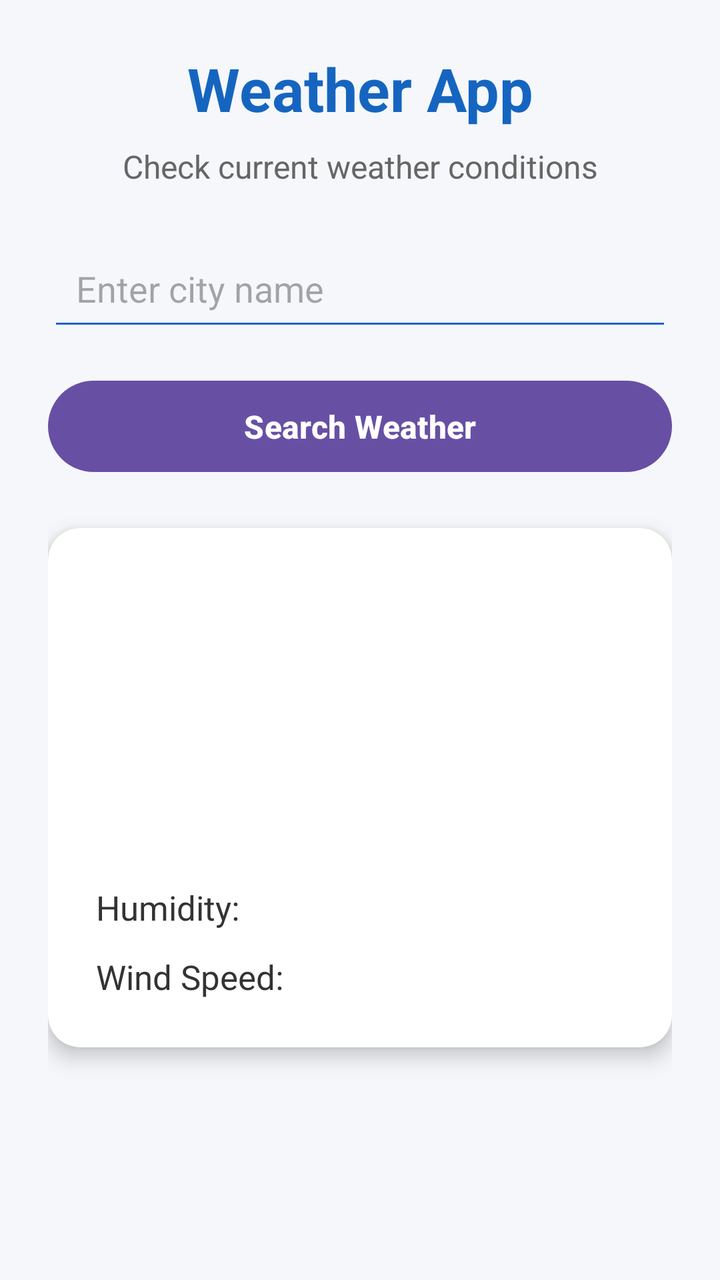
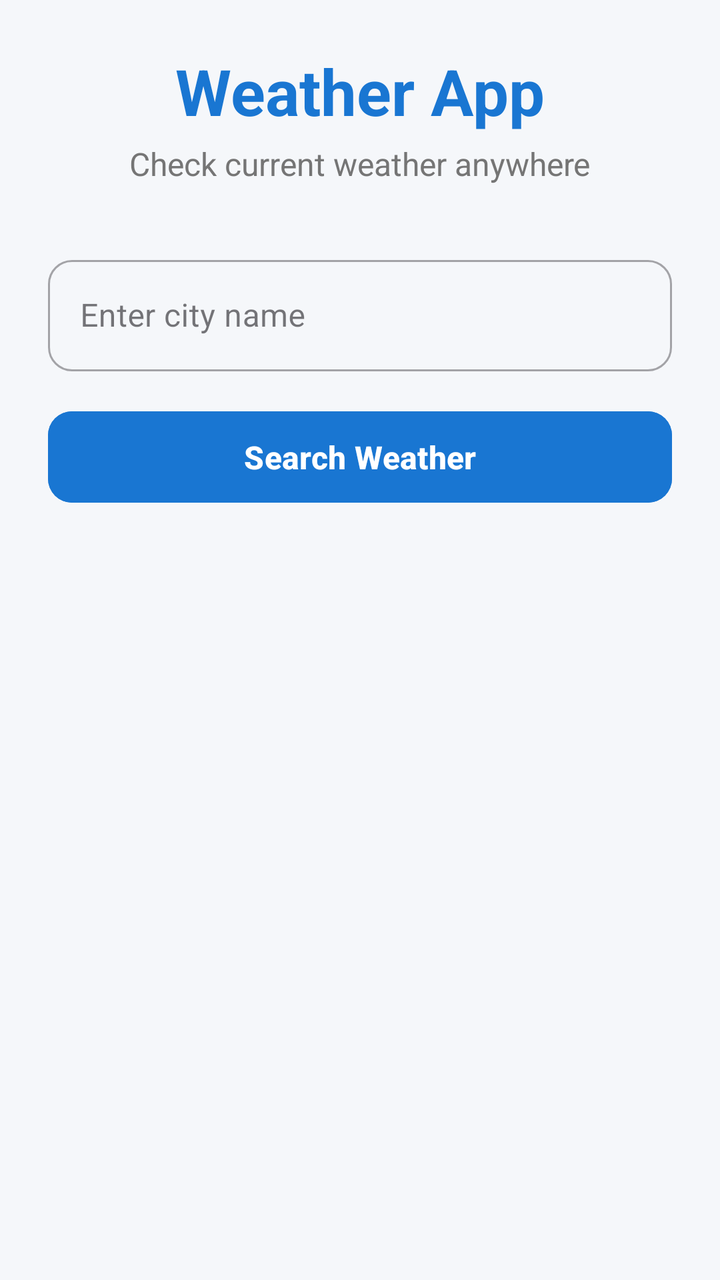

The first picture is an Android layout as it rendered before a commit; the second is the same layout after the commit. The layout source and the unified diff follow.
<!-- AndroidManifest.xml: application theme Theme.WeatherApp -->
<!-- res/layout/activity_main.xml -->
<?xml version="1.0" encoding="utf-8"?>
<ScrollView xmlns:android="http://schemas.android.com/apk/res/android"
    xmlns:app="http://schemas.android.com/apk/res-auto"
    android:layout_width="match_parent"
    android:layout_height="match_parent"
    android:background="#F5F7FA">

    <LinearLayout
        android:layout_width="match_parent"
        android:layout_height="wrap_content"
        android:orientation="vertical"
        android:padding="24dp">

        
        <TextView
            android:id="@+id/tvTitle"
            android:layout_width="match_parent"
            android:layout_height="wrap_content"
            android:layout_marginBottom="8dp"
            android:gravity="center"
            android:text="Weather App"
            android:textColor="#1565C0"
            android:textSize="30sp"
            android:textStyle="bold" />

        
        <TextView
            android:id="@+id/tvSubtitle"
            android:layout_width="match_parent"
            android:layout_height="wrap_content"
            android:layout_marginBottom="24dp"
            android:gravity="center"
            android:text="Check current weather conditions"
            android:textColor="#666666"
            android:textSize="16sp" />

        
        <EditText
            android:id="@+id/etCity"
            android:layout_width="match_parent"
            android:layout_height="wrap_content"
            android:layout_marginBottom="16dp"
            android:backgroundTint="#1565C0"
            android:hint="Enter city name"
            android:inputType="textCapWords"
            android:padding="14dp" />

        
        <Button
            android:id="@+id/btnSearch"
            android:layout_width="match_parent"
            android:layout_height="wrap_content"
            android:layout_marginBottom="24dp"
            android:padding="12dp"
            android:text="Search Weather"
            android:textSize="16sp"
            android:textStyle="bold" />

        
        <androidx.cardview.widget.CardView
            android:id="@+id/weatherCard"
            android:layout_width="match_parent"
            android:layout_height="wrap_content"
            android:layout_marginBottom="16dp"
            android:visibility="visible"
            app:cardCornerRadius="16dp"
            app:cardElevation="6dp">

            <LinearLayout
                android:layout_width="match_parent"
                android:layout_height="wrap_content"
                android:orientation="vertical"
                android:padding="24dp">

                
                <TextView
                    android:id="@+id/tvCity"
                    android:layout_width="match_parent"
                    android:layout_height="wrap_content"
                    android:layout_marginBottom="12dp"
                    android:gravity="center"
                    android:text=""
                    android:textColor="#1565C0"
                    android:textSize="26sp"
                    android:textStyle="bold" />

                
                <TextView
                    android:id="@+id/tvTemperature"
                    android:layout_width="match_parent"
                    android:layout_height="wrap_content"
                    android:layout_marginBottom="8dp"
                    android:gravity="center"
                    android:text=""
                    android:textColor="#222222"
                    android:textSize="36sp"
                    android:textStyle="bold" />

                
                <TextView
                    android:id="@+id/tvCondition"
                    android:layout_width="match_parent"
                    android:layout_height="wrap_content"
                    android:layout_marginBottom="24dp"
                    android:gravity="center"
                    android:text=""
                    android:textColor="#555555"
                    android:textSize="20sp" />

                
                <TextView
                    android:id="@+id/tvHumidity"
                    android:layout_width="match_parent"
                    android:layout_height="wrap_content"
                    android:layout_marginBottom="12dp"
                    android:text="Humidity:"
                    android:textColor="#333333"
                    android:textSize="17sp" />

                
                <TextView
                    android:id="@+id/tvWindSpeed"
                    android:layout_width="match_parent"
                    android:layout_height="wrap_content"
                    android:text="Wind Speed:"
                    android:textColor="#333333"
                    android:textSize="17sp" />

            </LinearLayout>

        </androidx.cardview.widget.CardView>

        
        <ProgressBar
            android:id="@+id/progressBar"
            android:layout_width="wrap_content"
            android:layout_height="wrap_content"
            android:layout_gravity="center"
            android:visibility="gone"
            android:layout_marginBottom="16dp" />

        <TextView
            android:id="@+id/tvMessage"
            android:layout_width="match_parent"
            android:layout_height="wrap_content"
            android:gravity="center"
            android:padding="8dp"
            android:text=""
            android:textColor="#D32F2F"
            android:textSize="16sp" />

    </LinearLayout>

</ScrollView>
<!-- resources referenced by this layout -->
<resources>
  <style name="Theme.WeatherApp" parent="Base.Theme.WeatherApp" />
  <style name="Base.Theme.WeatherApp" parent="Theme.Material3.DayNight.NoActionBar">
          
          
      </style>
</resources>

<!-- the commit's change to res/layout/activity_main.xml (unified diff, before → after) -->
@@ -1,154 +1,226 @@
 <?xml version="1.0" encoding="utf-8"?>
 <ScrollView xmlns:android="http://schemas.android.com/apk/res/android"
     xmlns:app="http://schemas.android.com/apk/res-auto"
+    xmlns:tools="http://schemas.android.com/tools"
     android:layout_width="match_parent"
     android:layout_height="match_parent"
-    android:background="#F5F7FA">
-
-    <LinearLayout
+    android:background="@color/background_light"
+    android:fillViewport="true">
+
+    <androidx.constraintlayout.widget.ConstraintLayout
         android:layout_width="match_parent"
         android:layout_height="wrap_content"
-        android:orientation="vertical"
         android:padding="24dp">
 
-        
         <TextView
             android:id="@+id/tvTitle"
-            android:layout_width="match_parent"
-            android:layout_height="wrap_content"
-            android:layout_marginBottom="8dp"
-            android:gravity="center"
+            android:layout_width="wrap_content"
+            android:layout_height="wrap_content"
             android:text="Weather App"
-            android:textColor="#1565C0"
-            android:textSize="30sp"
-            android:textStyle="bold" />
-
-        
+            android:textColor="@color/primary_blue"
+            android:textSize="32sp"
+            android:textStyle="bold"
+            app:layout_constraintEnd_toEndOf="parent"
+            app:layout_constraintStart_toStartOf="parent"
+            app:layout_constraintTop_toTopOf="parent" />
+
         <TextView
             android:id="@+id/tvSubtitle"
-            android:layout_width="match_parent"
-            android:layout_height="wrap_content"
-            android:layout_marginBottom="24dp"
-            android:gravity="center"
-            android:text="Check current weather conditions"
-            android:textColor="#666666"
-            android:textSize="16sp" />
-
-        
-        <EditText
-            android:id="@+id/etCity"
-            android:layout_width="match_parent"
-            android:layout_height="wrap_content"
-            android:layout_marginBottom="16dp"
-            android:backgroundTint="#1565C0"
-            android:hint="Enter city name"
-            android:inputType="textCapWords"
-            android:padding="14dp" />
-
-        
+            android:layout_width="wrap_content"
+            android:layout_height="wrap_content"
+            android:layout_marginTop="4dp"
+            android:text="@string/subtitle"
+            android:textColor="@color/text_secondary"
+            android:textSize="16sp"
+            app:layout_constraintEnd_toEndOf="parent"
+            app:layout_constraintStart_toStartOf="parent"
+            app:layout_constraintTop_toBottomOf="@id/tvTitle" />
+
+        <com.google.android.material.textfield.TextInputLayout
+            android:id="@+id/tilCity"
+            style="@style/Widget.MaterialComponents.TextInputLayout.OutlinedBox"
+            android:layout_width="0dp"
+            android:layout_height="wrap_content"
+            android:layout_marginTop="32dp"
+            android:hint="@string/search_hint"
+            app:boxCornerRadiusBottomEnd="12dp"
+            app:boxCornerRadiusBottomStart="12dp"
+            app:boxCornerRadiusTopEnd="12dp"
+            app:boxCornerRadiusTopStart="12dp"
+            app:layout_constraintEnd_toEndOf="parent"
+            app:layout_constraintStart_toStartOf="parent"
+            app:layout_constraintTop_toBottomOf="@id/tvSubtitle">
+
+            <com.google.android.material.textfield.TextInputEditText
+                android:id="@+id/etCity"
+                android:layout_width="match_parent"
+                android:layout_height="wrap_content"
+                android:inputType="textCapWords" />
+        </com.google.android.material.textfield.TextInputLayout>
+
         <Button
             android:id="@+id/btnSearch"
-            android:layout_width="match_parent"
-            android:layout_height="wrap_content"
-            android:layout_marginBottom="24dp"
+            android:layout_width="0dp"
+            android:layout_height="wrap_content"
+            android:layout_marginTop="16dp"
+            android:backgroundTint="@color/primary_blue"
             android:padding="12dp"
-            android:text="Search Weather"
+            android:text="@string/search_button"
+            android:textAllCaps="false"
             android:textSize="16sp"
-            android:textStyle="bold" />
-
-        
+            android:textStyle="bold"
+            app:cornerRadius="12dp"
+            app:layout_constraintEnd_toEndOf="parent"
+            app:layout_constraintStart_toStartOf="parent"
+            app:layout_constraintTop_toBottomOf="@id/tilCity" />
+
+        <ProgressBar
+            android:id="@+id/progressBar"
+            android:layout_width="wrap_content"
+            android:layout_height="wrap_content"
+            android:layout_marginTop="32dp"
+            android:visibility="gone"
+            app:layout_constraintEnd_toEndOf="parent"
+            app:layout_constraintStart_toStartOf="parent"
+            app:layout_constraintTop_toBottomOf="@id/btnSearch"
+            tools:visibility="visible" />
+
+        <TextView
+            android:id="@+id/tvMessage"
+            android:layout_width="0dp"
+            android:layout_height="wrap_content"
+            android:layout_marginTop="16dp"
+            android:gravity="center"
+            android:textColor="@color/error_red"
+            android:textSize="16sp"
+            app:layout_constraintEnd_toEndOf="parent"
+            app:layout_constraintStart_toStartOf="parent"
+            app:layout_constraintTop_toBottomOf="@id/btnSearch" />
+
         <androidx.cardview.widget.CardView
             android:id="@+id/weatherCard"
             android:layout_width="match_parent"
             android:layout_height="wrap_content"
-            android:layout_marginBottom="16dp"
-            android:visibility="visible"
-            app:cardCornerRadius="16dp"
-            app:cardElevation="6dp">
+            android:layout_marginTop="32dp"
+            android:visibility="gone"
+            app:cardCornerRadius="24dp"
+            app:cardElevation="8dp"
+            app:layout_constraintTop_toBottomOf="@id/btnSearch"
+            tools:visibility="visible">
 
             <LinearLayout
                 android:layout_width="match_parent"
                 android:layout_height="wrap_content"
+                android:background="@color/primary_light"
+                android:gravity="center"
                 android:orientation="vertical"
-                android:padding="24dp">
-
-                
+                android:padding="32dp">
+
                 <TextView
                     android:id="@+id/tvCity"
-                    android:layout_width="match_parent"
-                    android:layout_height="wrap_content"
-                    android:layout_marginBottom="12dp"
-                    android:gravity="center"
-                    android:text=""
-                    android:textColor="#1565C0"
-                    android:textSize="26sp"
+                    android:layout_width="wrap_content"
+                    android:layout_height="wrap_content"
+                    android:text="Colombo"
+                    android:textColor="@color/primary_blue"
+                    android:textSize="28sp"
                     android:textStyle="bold" />
 
-                
                 <TextView
                     android:id="@+id/tvTemperature"
-                    android:layout_width="match_parent"
-                    android:layout_height="wrap_content"
-                    android:layout_marginBottom="8dp"
-                    android:gravity="center"
-                    android:text=""
-                    android:textColor="#222222"
-                    android:textSize="36sp"
+                    android:layout_width="wrap_content"
+                    android:layout_height="wrap_content"
+                    android:layout_marginTop="8dp"
+                    android:text="28.9°C"
+                    android:textColor="@color/black"
+                    android:textSize="64sp"
                     android:textStyle="bold" />
 
-                
                 <TextView
                     android:id="@+id/tvCondition"
+                    android:layout_width="wrap_content"
+                    android:layout_height="wrap_content"
+                    android:layout_marginTop="8dp"
+                    android:text="Overcast"
+                    android:textColor="@color/text_secondary"
+                    android:textSize="20sp" />
+
+                <LinearLayout
                     android:layout_width="match_parent"
                     android:layout_height="wrap_content"
-                    android:layout_marginBottom="24dp"
-                    android:gravity="center"
-                    android:text=""
-                    android:textColor="#555555"
-                    android:textSize="20sp" />
-
-                
-                <TextView
-                    android:id="@+id/tvHumidity"
-                    android:layout_width="match_parent"
-                    android:layout_height="wrap_content"
-                    android:layout_marginBottom="12dp"
-                    android:text="Humidity:"
-                    android:textColor="#333333"
-                    android:textSize="17sp" />
-
-                
-                <TextView
-                    android:id="@+id/tvWindSpeed"
-                    android:layout_width="match_parent"
-                    android:layout_height="wrap_content"
-                    android:text="Wind Speed:"
-                    android:textColor="#333333"
-                    android:textSize="17sp" />
-
+                    android:layout_marginTop="32dp"
+                    android:orientation="horizontal">
+
+                    <androidx.cardview.widget.CardView
+                        android:layout_width="0dp"
+                        android:layout_height="wrap_content"
+                        android:layout_marginEnd="8dp"
+                        android:layout_weight="1"
+                        app:cardCornerRadius="16dp"
+                        app:cardElevation="0dp">
+
+                        <LinearLayout
+                            android:layout_width="match_parent"
+                            android:layout_height="wrap_content"
+                            android:gravity="center"
+                            android:orientation="vertical"
+                            android:padding="16dp">
+
+                            <TextView
+                                android:layout_width="wrap_content"
+                                android:layout_height="wrap_content"
+                                android:text="@string/humidity_label"
+                                android:textColor="@color/text_secondary"
+                                android:textSize="14sp" />
+
+                            <TextView
+                                android:id="@+id/tvHumidity"
+                                android:layout_width="wrap_content"
+                                android:layout_height="wrap_content"
+                                android:layout_marginTop="4dp"
+                                android:text="73%"
+                                android:textColor="@color/primary_blue"
+                                android:textSize="18sp"
+                                android:textStyle="bold" />
+                        </LinearLayout>
+                    </androidx.cardview.widget.CardView>
+
+                    <androidx.cardview.widget.CardView
+                        android:layout_width="0dp"
+                        android:layout_height="wrap_content"
+                        android:layout_marginStart="8dp"
+                        android:layout_weight="1"
+                        app:cardCornerRadius="16dp"
+                        app:cardElevation="0dp">
+
+                        <LinearLayout
+                            android:layout_width="match_parent"
+                            android:layout_height="wrap_content"
+                            android:gravity="center"
+                            android:orientation="vertical"
+                            android:padding="16dp">
+
+                            <TextView
+                                android:layout_width="wrap_content"
+                                android:layout_height="wrap_content"
+                                android:text="@string/wind_speed_label"
+                                android:textColor="@color/text_secondary"
+                                android:textSize="14sp" />
+
+                            <TextView
+                                android:id="@+id/tvWindSpeed"
+                                android:layout_width="wrap_content"
+                                android:layout_height="wrap_content"
+                                android:layout_marginTop="4dp"
+                                android:text="14.7 km/h"
+                                android:textColor="@color/primary_blue"
+                                android:textSize="18sp"
+                                android:textStyle="bold" />
+                        </LinearLayout>
+                    </androidx.cardview.widget.CardView>
+                </LinearLayout>
             </LinearLayout>
-
         </androidx.cardview.widget.CardView>
 
-        
-        <ProgressBar
-            android:id="@+id/progressBar"
-            android:layout_width="wrap_content"
-            android:layout_height="wrap_content"
-            android:layout_gravity="center"
-            android:visibility="gone"
-            android:layout_marginBottom="16dp" />
-
-        <TextView
-            android:id="@+id/tvMessage"
-            android:layout_width="match_parent"
-            android:layout_height="wrap_content"
-            android:gravity="center"
-            android:padding="8dp"
-            android:text=""
-            android:textColor="#D32F2F"
-            android:textSize="16sp" />
-
-    </LinearLayout>
+    </androidx.constraintlayout.widget.ConstraintLayout>
 
 </ScrollView>
<!-- resource entries referenced after the edit -->
@@ -1,5 +1,16 @@
 <!-- resources referenced by this layout -->
 <resources>
+  <color name="background_light">#F5F7FA</color>
+  <color name="black">#FF000000</color>
+  <color name="error_red">#D32F2F</color>
+  <color name="primary_blue">#1976D2</color>
+  <color name="primary_light">#E3F2FD</color>
+  <color name="text_secondary">#757575</color>
+  <string name="humidity_label">Humidity</string>
+  <string name="search_button">Search Weather</string>
+  <string name="search_hint">Enter city name</string>
+  <string name="subtitle">Check current weather anywhere</string>
+  <string name="wind_speed_label">Wind Speed</string>
   <style name="Theme.WeatherApp" parent="Base.Theme.WeatherApp" />
   <style name="Base.Theme.WeatherApp" parent="Theme.Material3.DayNight.NoActionBar">
           
